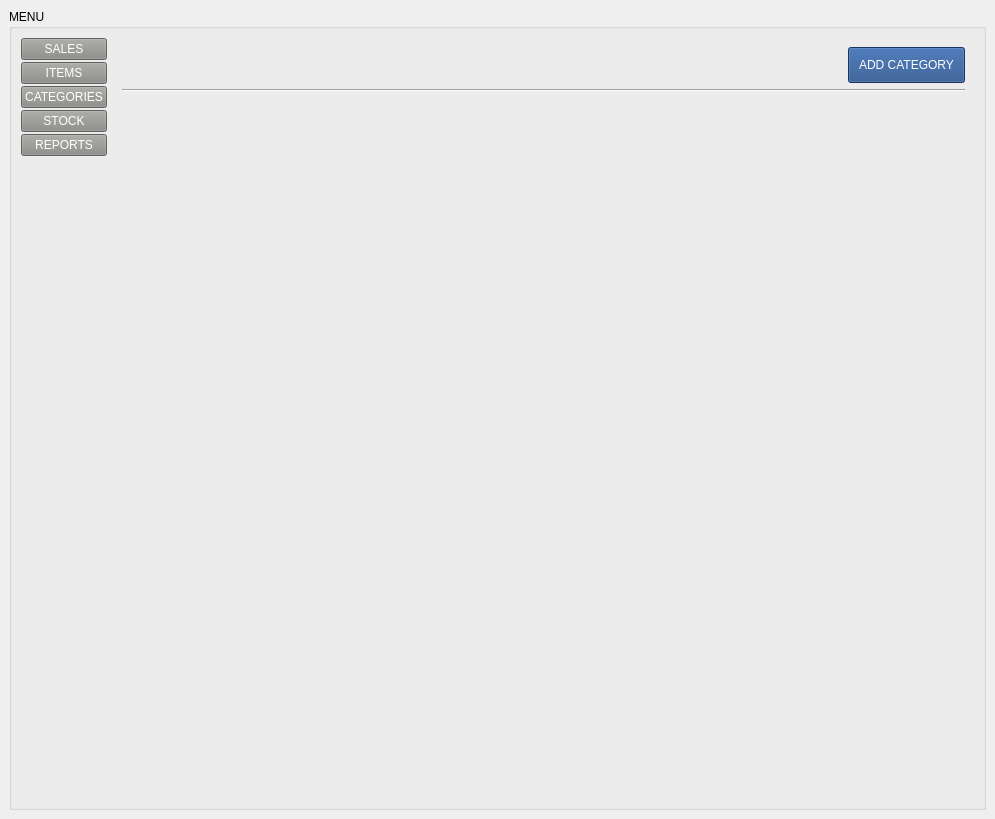
Old version of the form uis/mainwindow.ui in the repository destrotechs/inv.
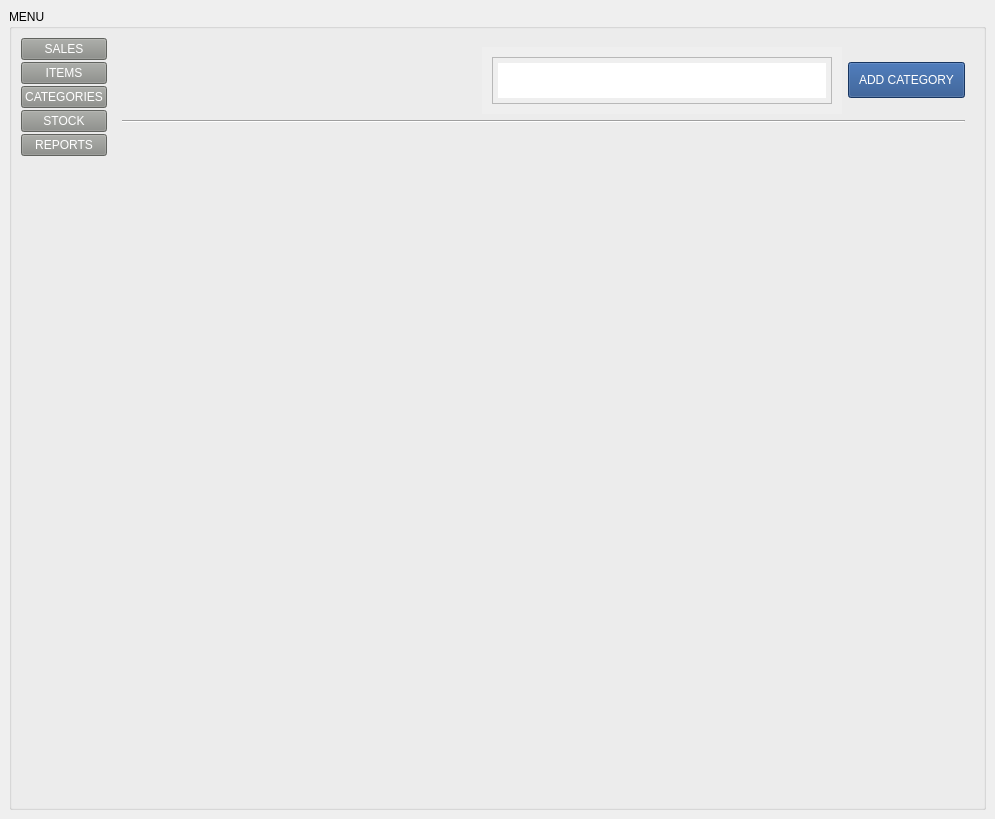
New version of the form. The open tabs and pages were chosen to show the change.

```diff
--- a/uis/mainwindow.ui
+++ b/uis/mainwindow.ui
@@ -135,6 +135,17 @@
                        </property>
                       </spacer>
                      </item>
+                     <item>
+                      <widget class="QPlainTextEdit" name="search_category_field">
+                       <property name="styleSheet">
+                        <string notr="true">font: 15pt &quot;Ubuntu Mono&quot;;
+margin:10px;
+height:8px;
+text-align:center;
+padding:5px;</string>
+                       </property>
+                      </widget>
+                     </item>
                      <item>
                       <widget class="QPushButton" name="add_caegory_btn">
                        <property name="styleSheet">
```
Left out of the diff: 14 changed lines with no effect on the pictures.
